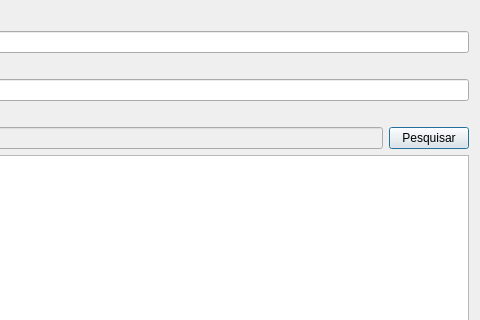
First picture: the form in ui/PesqPacientes.ui, repository JulioDeBastiani/Odonto2, before the edit; both pictures show x 148 to 628 and y 0 to 320 of the 628 by 546 pixel window.
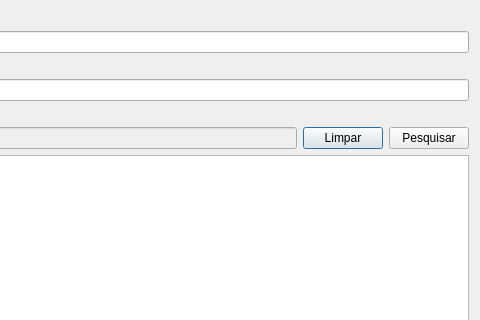
Second picture: the form after the edit.

Diff of the .ui file:
```diff
--- a/ui/PesqPacientes.ui
+++ b/ui/PesqPacientes.ui
@@ -50,6 +50,13 @@
        </property>
       </widget>
      </item>
+     <item>
+      <widget class="QPushButton" name="btnLimparIndicacoes">
+       <property name="text">
+        <string>Limpar</string>
+       </property>
+      </widget>
+     </item>
      <item>
       <widget class="QPushButton" name="btnPesqIndicacao">
        <property name="text">
```
